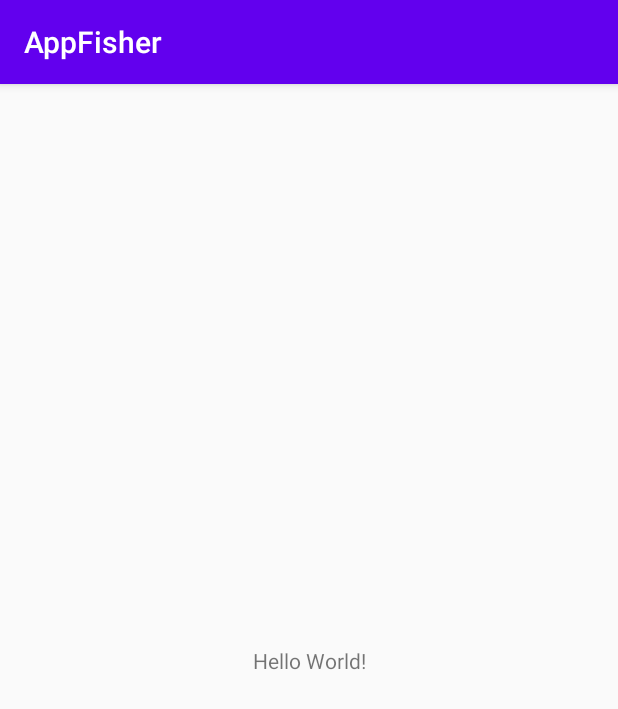
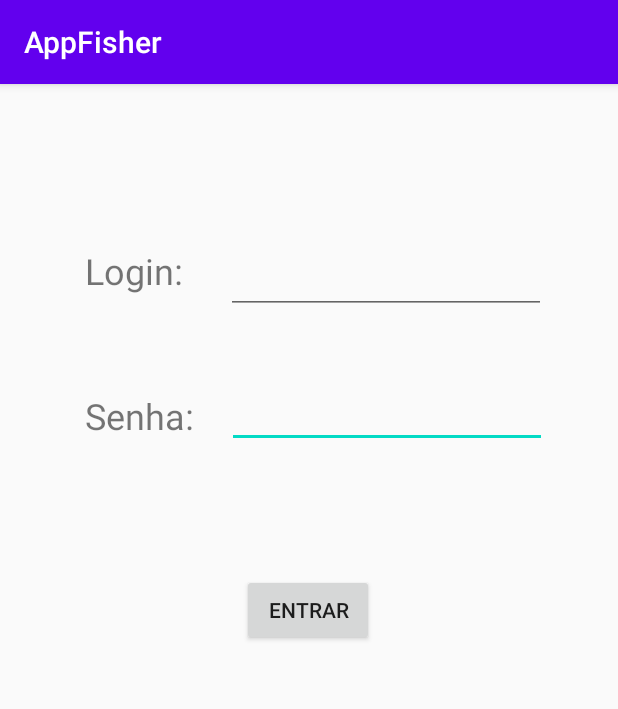
Before and after one commit to felipekennedyalt/AV1Projeto, an Android app: the screen it shows after launch (MainActivity), on a phone screen of 412 x 824 dp. Shown: the top 709 px of the screen. Run offline under Robolectric (Android 15) with nearby library versions, the phone set to English and light mode, and no system bars.

Commit message:
telas funcionando

```diff
--- a/AppFisher/app/src/main/AndroidManifest.xml
+++ b/AppFisher/app/src/main/AndroidManifest.xml
@@ -9,6 +9,8 @@
         android:roundIcon="@mipmap/ic_launcher_round"
         android:supportsRtl="true"
         android:theme="@style/AppTheme">
+        <activity android:name=".CadastroICMS"></activity>
+        <activity android:name=".MenuPrincipal" />
         <activity android:name=".MainActivity">
             <intent-filter>
                 <action android:name="android.intent.action.MAIN" />
--- a/AppFisher/app/src/main/java/com/example/appfisher/MainActivity.java
+++ b/AppFisher/app/src/main/java/com/example/appfisher/MainActivity.java
@@ -2,13 +2,41 @@ package com.example.appfisher;
 
 import androidx.appcompat.app.AppCompatActivity;
 
+import android.content.Intent;
 import android.os.Bundle;
+import android.view.View;
+import android.widget.Button;
+import android.widget.EditText;
 
 public class MainActivity extends AppCompatActivity {
+
+
+    private EditText txtLogin;
+    private EditText txtSenha;
+    private Button btEntrar;
+
 
     @Override
     protected void onCreate(Bundle savedInstanceState) {
         super.onCreate(savedInstanceState);
         setContentView(R.layout.activity_main);
+
+        txtLogin = findViewById(R.id.txtLogin);
+        txtSenha = findViewById(R.id.txtSenha);
+        btEntrar = findViewById(R.id.btEntrar);
+
+        btEntrar.setOnClickListener(new View.OnClickListener() {
+            @Override
+            public void onClick(View v) {
+
+                Intent intent = new Intent(MainActivity.this, MenuPrincipal.class);
+                intent.putExtra("login", txtLogin.getText().toString());
+                intent.putExtra("senha", txtSenha.getText().toString());
+
+                startActivity(intent);
+
+            }
+        });
+
     }
 }
--- a/AppFisher/app/src/main/res/layout/activity_main.xml
+++ b/AppFisher/app/src/main/res/layout/activity_main.xml
@@ -6,13 +6,62 @@
     android:layout_height="match_parent"
     tools:context=".MainActivity">
 
-    <TextView
+    <EditText
+        android:id="@+id/txtSenha"
         android:layout_width="wrap_content"
         android:layout_height="wrap_content"
-        android:text="Hello World!"
-        app:layout_constraintBottom_toBottomOf="parent"
-        app:layout_constraintLeft_toLeftOf="parent"
-        app:layout_constraintRight_toRightOf="parent"
+        android:layout_marginTop="44dp"
+        android:ems="10"
+        android:inputType="textPassword"
+        app:layout_constraintEnd_toEndOf="parent"
+        app:layout_constraintHorizontal_bias="0.25"
+        app:layout_constraintStart_toEndOf="@+id/textView2"
+        app:layout_constraintTop_toBottomOf="@+id/txtLogin" />
+
+    <TextView
+        android:id="@+id/textView"
+        android:layout_width="wrap_content"
+        android:layout_height="wrap_content"
+        android:layout_marginTop="108dp"
+        android:text="Login: "
+        android:textSize="24sp"
+        app:layout_constraintEnd_toEndOf="parent"
+        app:layout_constraintHorizontal_bias="0.167"
+        app:layout_constraintStart_toStartOf="parent"
         app:layout_constraintTop_toTopOf="parent" />
 
+    <EditText
+        android:id="@+id/txtLogin"
+        android:layout_width="wrap_content"
+        android:layout_height="wrap_content"
+        android:layout_marginTop="108dp"
+        android:ems="10"
+        android:inputType="textPersonName"
+        app:layout_constraintEnd_toEndOf="parent"
+        app:layout_constraintHorizontal_bias="0.323"
+        app:layout_constraintStart_toEndOf="@+id/textView"
+        app:layout_constraintTop_toTopOf="parent" />
+
+    <TextView
+        android:id="@+id/textView2"
+        android:layout_width="wrap_content"
+        android:layout_height="wrap_content"
+        android:layout_marginTop="64dp"
+        android:text="Senha: "
+        android:textSize="24sp"
+        app:layout_constraintEnd_toEndOf="parent"
+        app:layout_constraintHorizontal_bias="0.17"
+        app:layout_constraintStart_toStartOf="parent"
+        app:layout_constraintTop_toBottomOf="@+id/textView" />
+
+    <Button
+        android:id="@+id/btEntrar"
+        android:layout_width="wrap_content"
+        android:layout_height="wrap_content"
+        android:layout_marginTop="84dp"
+        android:text="Entrar"
+        app:layout_constraintEnd_toEndOf="parent"
+        app:layout_constraintHorizontal_bias="0.498"
+        app:layout_constraintStart_toStartOf="parent"
+        app:layout_constraintTop_toBottomOf="@+id/txtSenha" />
 </androidx.constraintlayout.widget.ConstraintLayout>
```
Also changed, not shown: AppFisher/app/src/main/java/com/example/appfisher/CadastroICMS.java (added, +18 -0 lines), AppFisher/app/src/main/java/com/example/appfisher/MenuPrincipal.java (added, +47 -0 lines), AppFisher/app/src/main/res/layout/activity_cadastro_i_c_m_s.xml (added, +88 -0 lines), AppFisher/app/src/main/res/layout/activity_menu_principal.xml (added, +74 -0 lines).
